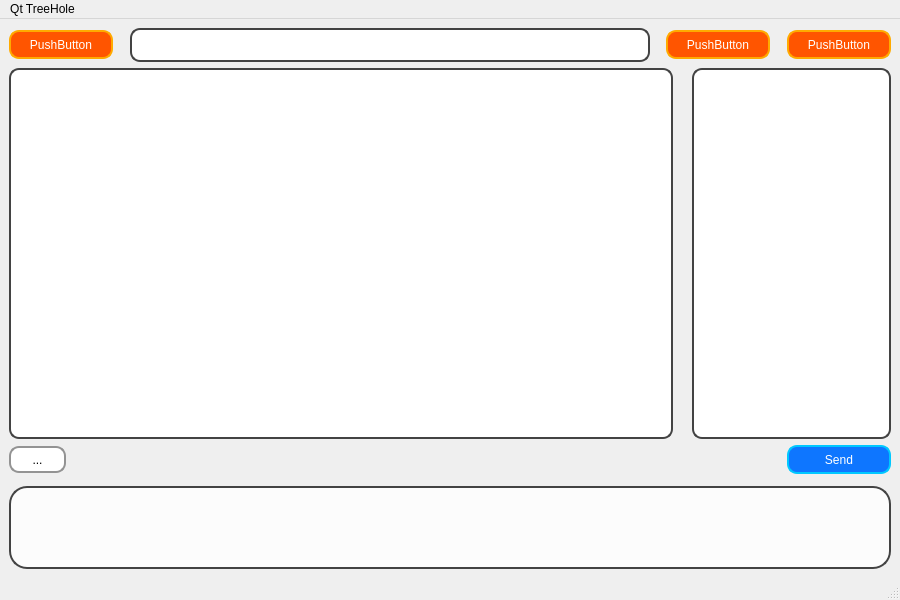
The window that mainwindow.ui (ZYM-PKU/Qt-TreeHole) describes before a commit, drawn with Qt 5.
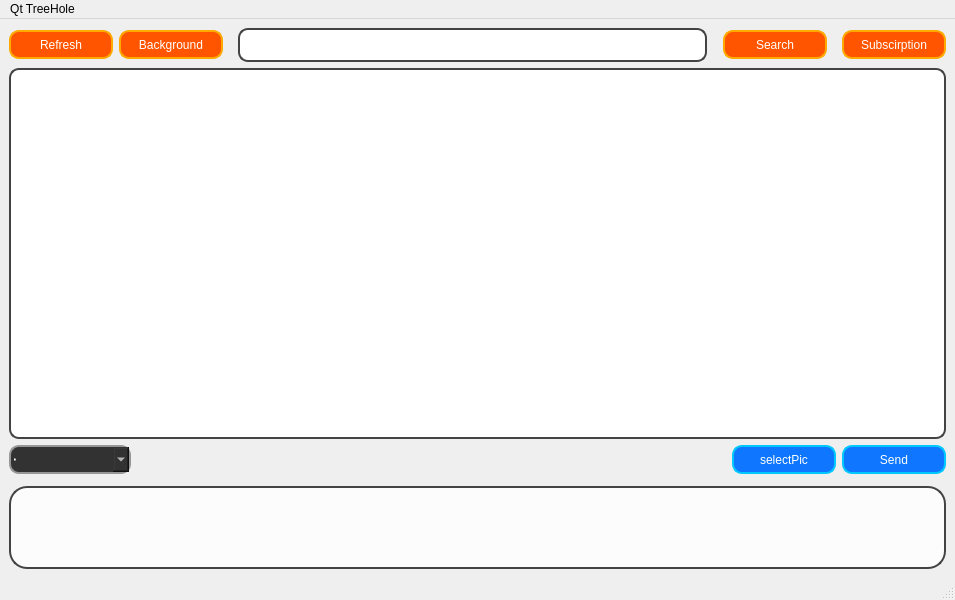
The same window after the commit.

```diff
--- a/mainwindow.ui
+++ b/mainwindow.ui
@@ -6,19 +6,31 @@
    <rect>
     <x>0</x>
     <y>0</y>
-    <width>900</width>
+    <width>955</width>
     <height>600</height>
    </rect>
   </property>
+  <property name="sizePolicy">
+   <sizepolicy hsizetype="Minimum" vsizetype="Maximum">
+    <horstretch>0</horstretch>
+    <verstretch>0</verstretch>
+   </sizepolicy>
+  </property>
+  <property name="font">
+   <font>
+    <family>Arial</family>
+    <pointsize>9</pointsize>
+   </font>
+  </property>
   <property name="windowTitle">
    <string>MainWindow</string>
   </property>
   <widget class="QWidget" name="centralwidget">
    <layout class="QHBoxLayout" name="horizontalLayout_4">
     <item>
-     <layout class="QVBoxLayout" name="mainLayout" stretch="1,9,3">
+     <layout class="QVBoxLayout" name="mainLayout" stretch="0,9,3">
       <item>
-       <layout class="QHBoxLayout" name="horizontalLayout_3" stretch="10,1,50,1,10,1,10">
+       <layout class="QHBoxLayout" name="horizontalLayout_3" stretch="0,0,1,50,1,10,1,10">
         <item>
          <widget class="QPushButton" name="pushButton_4">
           <property name="styleSheet">
@@ -32,7 +44,36 @@
 </string>
           </property>
           <property name="text">
-           <string>PushButton</string>
+           <string>Refresh</string>
+          </property>
+         </widget>
+        </item>
+        <item>
+         <widget class="QPushButton" name="background">
+          <property name="sizePolicy">
+           <sizepolicy hsizetype="Minimum" vsizetype="Fixed">
+            <horstretch>0</horstretch>
+            <verstretch>0</verstretch>
+           </sizepolicy>
+          </property>
+          <property name="minimumSize">
+           <size>
+            <width>104</width>
+            <height>29</height>
+           </size>
+          </property>
+          <property name="styleSheet">
+           <string notr="true">background-color: rgb(255, 85, 0);
+color: white;
+font: 18px &quot;Comic Sans MS&quot;;
+border: 2px solid rgb(255, 170, 0);
+border-radius: 10px;
+width: 100px;
+height: 25px;
+</string>
+          </property>
+          <property name="text">
+           <string>Background</string>
           </property>
          </widget>
         </item>
@@ -85,7 +126,7 @@
 </string>
           </property>
           <property name="text">
-           <string>PushButton</string>
+           <string>Search</string>
           </property>
          </widget>
         </item>
@@ -115,72 +156,26 @@
 </string>
           </property>
           <property name="text">
-           <string>PushButton</string>
+           <string>Subscirption</string>
           </property>
          </widget>
         </item>
        </layout>
       </item>
       <item>
-       <layout class="QHBoxLayout" name="horizontalLayout" stretch="100,2,30">
+       <layout class="QHBoxLayout" name="horizontalLayout" stretch="6">
         <item>
-         <widget class="QListWidget" name="listWidget">
-          <property name="sizePolicy">
-           <sizepolicy hsizetype="Preferred" vsizetype="Preferred">
-            <horstretch>0</horstretch>
-            <verstretch>0</verstretch>
-           </sizepolicy>
-          </property>
+         <widget class="QListWidget" name="oldMsg">
           <property name="styleSheet">
            <string notr="true">background-color: rgb(255, 255, 255);
 border: 2px solid rgb(67, 67, 67);
 border-radius: 10px;</string>
           </property>
-         </widget>
-        </item>
-        <item>
-         <spacer name="horizontalSpacer">
-          <property name="orientation">
-           <enum>Qt::Horizontal</enum>
+          <property name="lineWidth">
+           <number>0</number>
           </property>
-          <property name="sizeHint" stdset="0">
-           <size>
-            <width>40</width>
-            <height>20</height>
-           </size>
-          </property>
-         </spacer>
-        </item>
-        <item>
-         <widget class="QListWidget" name="listWidget_2">
-          <property name="sizePolicy">
-           <sizepolicy hsizetype="Preferred" vsizetype="Preferred">
-            <horstretch>0</horstretch>
-            <verstretch>0</verstretch>
-           </sizepolicy>
-          </property>
-          <property name="minimumSize">
-           <size>
-            <width>0</width>
-            <height>0</height>
-           </size>
-          </property>
-          <property name="maximumSize">
-           <size>
-            <width>16777215</width>
-            <height>16777215</height>
-           </size>
-          </property>
-          <property name="baseSize">
-           <size>
-            <width>0</width>
-            <height>0</height>
-           </size>
-          </property>
-          <property name="styleSheet">
-           <string notr="true">background-color: rgb(255, 255, 255);
-border: 2px solid rgb(67, 67, 67);
-border-radius: 10px;</string>
+          <property name="autoScroll">
+           <bool>true</bool>
           </property>
          </widget>
         </item>
@@ -191,20 +186,40 @@
         <item>
          <layout class="QHBoxLayout" name="horizontalLayout_2">
           <item>
-           <widget class="QToolButton" name="toolButton">
+           <widget class="QComboBox" name="orderFunc">
+            <property name="font">
+             <font>
+              <family>Comic Sans MS</family>
+              <pointsize>-1</pointsize>
+              <weight>50</weight>
+              <italic>false</italic>
+              <bold>false</bold>
+             </font>
+            </property>
             <property name="styleSheet">
-             <string notr="true">background-color: rgb(255, 255, 255);
-font: 25px &quot;Comic Sans MS&quot;;
-border: 2px solid rgb(147, 147, 147);
+             <string notr="true">background-color: rgb(50,50,50);
+color: white;
+font: 18px &quot;Comic Sans MS&quot;;
+border: 2px solid rgb(150,150,150);
 border-radius: 10px;
-width: 50px;
-height: 20px;
-line-height: 25px;
-text-align: center;</string>
+width: 100px;
+height: 25px;</string>
             </property>
-            <property name="text">
-             <string>...</string>
-            </property>
+            <item>
+             <property name="text">
+              <string>最新</string>
+             </property>
+            </item>
+            <item>
+             <property name="text">
+              <string>最多评论</string>
+             </property>
+            </item>
+            <item>
+             <property name="text">
+              <string>最多关注</string>
+             </property>
+            </item>
            </widget>
           </item>
           <item>
@@ -221,7 +236,24 @@
            </spacer>
           </item>
           <item>
-           <widget class="QPushButton" name="pushButton">
+           <widget class="QPushButton" name="picBtn">
+            <property name="styleSheet">
+             <string notr="true">background-color: rgb(14, 118, 255);
+color: white;
+font: 18px &quot;Comic Sans MS&quot;;
+border: 2px solid rgb(0, 200, 255);
+border-radius: 10px;
+width: 100px;
+height: 25px;
+</string>
+            </property>
+            <property name="text">
+             <string>selectPic</string>
+            </property>
+           </widget>
+          </item>
+          <item>
+           <widget class="QPushButton" name="sendBtn">
             <property name="styleSheet">
              <string notr="true">background-color: rgb(14, 118, 255);
 color: white;
@@ -263,7 +295,7 @@
     <rect>
      <x>0</x>
      <y>0</y>
-     <width>900</width>
+     <width>955</width>
      <height>26</height>
     </rect>
    </property>
```
Left out of the diff: 10 changed lines with no effect on the pictures.
